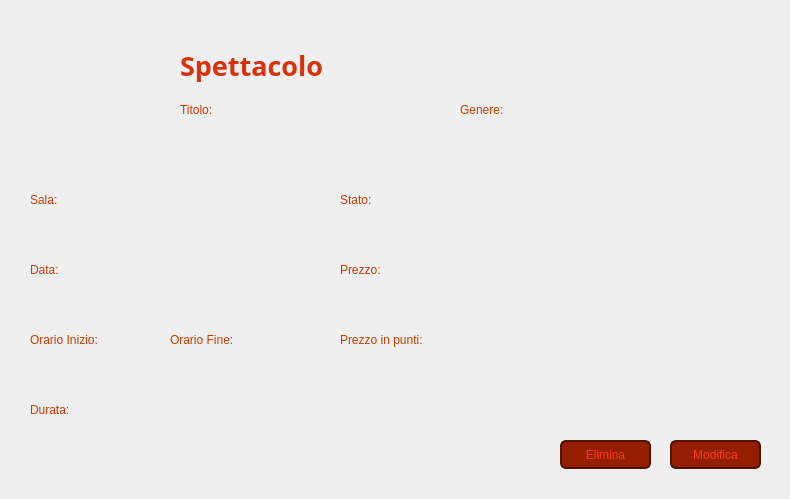
The window that Viste/VistaVisualizzaSpettacoloAmministratore.ui (GiacomoPrincipi/CineMax) describes before a commit, drawn with Qt 5.
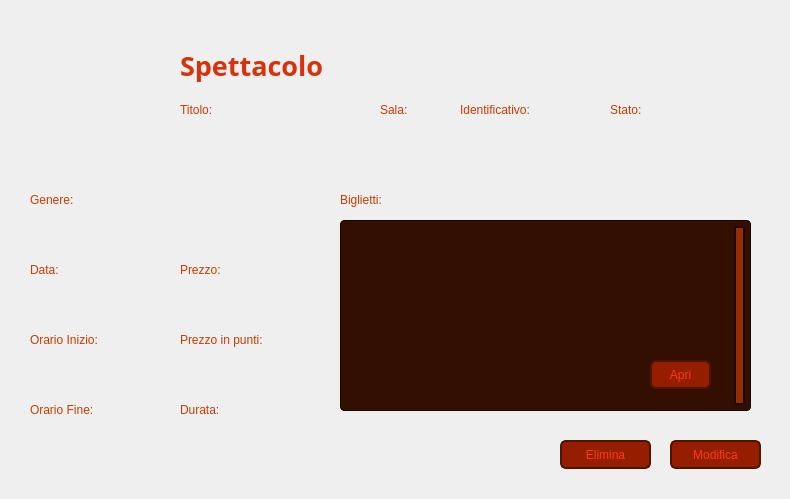
The same window after the commit. Icons and pictures are not drawn. Custom widgets are drawn as their Qt base class.

Diff of the .ui file:
```diff
--- a/Viste/VistaVisualizzaSpettacoloAmministratore.ui
+++ b/Viste/VistaVisualizzaSpettacoloAmministratore.ui
@@ -131,8 +131,8 @@
   <widget class="QLabel" name="labelGenere">
    <property name="geometry">
     <rect>
-     <x>460</x>
-     <y>100</y>
+     <x>30</x>
+     <y>190</y>
      <width>81</width>
      <height>20</height>
     </rect>
@@ -154,7 +154,7 @@
     <rect>
      <x>180</x>
      <y>130</y>
-     <width>261</width>
+     <width>181</width>
      <height>20</height>
     </rect>
    </property>
@@ -170,9 +170,9 @@
   <widget class="QLabel" name="labelGenereSpettacolo">
    <property name="geometry">
     <rect>
-     <x>460</x>
-     <y>130</y>
-     <width>131</width>
+     <x>30</x>
+     <y>220</y>
+     <width>291</width>
      <height>20</height>
     </rect>
    </property>
@@ -227,8 +227,8 @@
   <widget class="QLabel" name="labelSala">
    <property name="geometry">
     <rect>
-     <x>30</x>
-     <y>190</y>
+     <x>380</x>
+     <y>100</y>
      <width>41</width>
      <height>20</height>
     </rect>
@@ -248,8 +248,8 @@
   <widget class="QLabel" name="labelSalaSpettacolo">
    <property name="geometry">
     <rect>
-     <x>30</x>
-     <y>220</y>
+     <x>380</x>
+     <y>130</y>
      <width>41</width>
      <height>20</height>
     </rect>
@@ -324,8 +324,8 @@
   <widget class="QLabel" name="labelOrarioFine">
    <property name="geometry">
     <rect>
-     <x>170</x>
-     <y>330</y>
+     <x>30</x>
+     <y>400</y>
      <width>101</width>
      <height>20</height>
     </rect>
@@ -345,8 +345,8 @@
   <widget class="QLabel" name="labelOrarioFineSpettacolo">
    <property name="geometry">
     <rect>
-     <x>170</x>
-     <y>360</y>
+     <x>30</x>
+     <y>430</y>
      <width>111</width>
      <height>20</height>
     </rect>
@@ -360,11 +360,11 @@
     <string/>
    </property>
   </widget>
-  <widget class="QLabel" name="labelDurata">
+  <widget class="QLabel" name="labelId">
    <property name="geometry">
     <rect>
-     <x>30</x>
-     <y>400</y>
+     <x>460</x>
+     <y>100</y>
      <width>101</width>
      <height>20</height>
     </rect>
@@ -375,7 +375,7 @@
 }</string>
    </property>
    <property name="text">
-    <string>Durata:</string>
+    <string>Identificativo:</string>
    </property>
    <property name="alignment">
     <set>Qt::AlignmentFlag::AlignLeading|Qt::AlignmentFlag::AlignLeft|Qt::AlignmentFlag::AlignVCenter</set>
@@ -384,7 +384,7 @@
   <widget class="QLabel" name="labelDurataSpettacolo">
    <property name="geometry">
     <rect>
-     <x>30</x>
+     <x>180</x>
      <y>430</y>
      <width>91</width>
      <height>20</height>
@@ -431,8 +431,8 @@
   <widget class="QLabel" name="labelStato">
    <property name="geometry">
     <rect>
-     <x>340</x>
-     <y>190</y>
+     <x>610</x>
+     <y>100</y>
      <width>51</width>
      <height>20</height>
     </rect>
@@ -452,8 +452,8 @@
   <widget class="QLabel" name="labelStatoSpettacolo">
    <property name="geometry">
     <rect>
-     <x>340</x>
-     <y>220</y>
+     <x>610</x>
+     <y>130</y>
      <width>101</width>
      <height>20</height>
     </rect>
@@ -470,7 +470,7 @@
   <widget class="QLabel" name="labelPrezzo">
    <property name="geometry">
     <rect>
-     <x>340</x>
+     <x>180</x>
      <y>260</y>
      <width>61</width>
      <height>20</height>
@@ -491,7 +491,7 @@
   <widget class="QLabel" name="labelPrezzoPunti">
    <property name="geometry">
     <rect>
-     <x>340</x>
+     <x>180</x>
      <y>330</y>
      <width>111</width>
      <height>20</height>
@@ -512,7 +512,7 @@
   <widget class="QLabel" name="labelPrezzoSpettacolo">
    <property name="geometry">
     <rect>
-     <x>340</x>
+     <x>180</x>
      <y>290</y>
      <width>131</width>
      <height>20</height>
@@ -530,7 +530,7 @@
   <widget class="QLabel" name="labelPrezzoPuntiSpettacolo">
    <property name="geometry">
     <rect>
-     <x>340</x>
+     <x>180</x>
      <y>360</y>
      <width>131</width>
      <height>20</height>
@@ -574,6 +574,208 @@
     <string>Elimina</string>
    </property>
   </widget>
+  <widget class="QTableView" name="tableViewBiglietti">
+   <property name="geometry">
+    <rect>
+     <x>340</x>
+     <y>220</y>
+     <width>411</width>
+     <height>191</height>
+    </rect>
+   </property>
+   <property name="styleSheet">
+    <string notr="true">QTableView {
+    background-color: #320F00;
+    color: #962D00;
+    border: 1px solid #190700;
+    border-radius: 4px;
+	font-size: 11px;
+}
+
+QTableView:focus {
+    outline: none;
+}
+
+QHeaderView::section {
+    background-color: #5A1A00;
+    color: #C83C00;
+    border: 1px solid #3B0E00;
+	border-left: none;
+    border-right: none;
+	text-align: left;
+    padding: 3px;
+}
+
+QTableView::item {
+	border: 1px solid #190700;
+    border-left: none;
+    border-right: none;
+	border-bottom: none;
+}
+
+QTableView::item:selected {
+    background-color: #C83200;
+    color: #FF3C00;
+}
+
+QTableView QScrollBar:vertical {
+	background: #B43700;
+	border: 2px solid #190700;
+    border-radius: 4px;
+    width: 21px;
+    margin: 5px;
+}
+
+QTableView QScrollBar::handle:vertical {
+	background: #962D00;
+    min-height: 20px;
+    border-radius: 4px;
+}
+
+QTableView QScrollBar::handle:vertical:hover {
+    background: #C83200;
+}
+
+QTableView QScrollBar::add-line:vertical, QScrollBar::sub-line:vertical {
+	background: none;
+    border: none;
+}</string>
+   </property>
+   <property name="verticalScrollBarPolicy">
+    <enum>Qt::ScrollBarPolicy::ScrollBarAlwaysOn</enum>
+   </property>
+   <property name="horizontalScrollBarPolicy">
+    <enum>Qt::ScrollBarPolicy::ScrollBarAlwaysOff</enum>
+   </property>
+   <property name="sizeAdjustPolicy">
+    <enum>QAbstractScrollArea::SizeAdjustPolicy::AdjustToContents</enum>
+   </property>
+   <property name="tabKeyNavigation">
+    <bool>false</bool>
+   </property>
+   <property name="showDropIndicator" stdset="0">
+    <bool>false</bool>
+   </property>
+   <property name="dragDropOverwriteMode">
+    <bool>false</bool>
+   </property>
+   <property name="selectionMode">
+    <enum>QAbstractItemView::SelectionMode::SingleSelection</enum>
+   </property>
+   <property name="selectionBehavior">
+    <enum>QAbstractItemView::SelectionBehavior::SelectRows</enum>
+   </property>
+   <property name="showGrid">
+    <bool>false</bool>
+   </property>
+   <property name="cornerButtonEnabled">
+    <bool>false</bool>
+   </property>
+   <attribute name="horizontalHeaderHighlightSections">
+    <bool>false</bool>
+   </attribute>
+   <attribute name="verticalHeaderVisible">
+    <bool>false</bool>
+   </attribute>
+   <attribute name="verticalHeaderMinimumSectionSize">
+    <number>25</number>
+   </attribute>
+   <attribute name="verticalHeaderDefaultSectionSize">
+    <number>25</number>
+   </attribute>
+   <attribute name="verticalHeaderHighlightSections">
+    <bool>false</bool>
+   </attribute>
+  </widget>
+  <widget class="QLabel" name="labelBiglietti">
+   <property name="geometry">
+    <rect>
+     <x>340</x>
+     <y>190</y>
+     <width>61</width>
+     <height>20</height>
+    </rect>
+   </property>
+   <property name="styleSheet">
+    <string notr="true">QLabel {
+    color: #C83C00;
+}</string>
+   </property>
+   <property name="text">
+    <string>Biglietti:</string>
+   </property>
+   <property name="alignment">
+    <set>Qt::AlignmentFlag::AlignLeading|Qt::AlignmentFlag::AlignLeft|Qt::AlignmentFlag::AlignVCenter</set>
+   </property>
+  </widget>
+  <widget class="QPushButton" name="pushButtonApri">
+   <property name="geometry">
+    <rect>
+     <x>650</x>
+     <y>360</y>
+     <width>61</width>
+     <height>29</height>
+    </rect>
+   </property>
+   <property name="styleSheet">
+    <string notr="true">QPushButton {
+    background-color: #961E00;
+    color: #FF3C00;
+    border: 2px solid #501400;
+    border-radius: 6px;
+}
+
+QPushButton:focus {
+    outline: none;
+}
+
+QPushButton:hover {
+    background-color: #C83200;
+}</string>
+   </property>
+   <property name="text">
+    <string>Apri</string>
+   </property>
+  </widget>
+  <widget class="QLabel" name="labelDurata">
+   <property name="geometry">
+    <rect>
+     <x>180</x>
+     <y>400</y>
+     <width>101</width>
+     <height>20</height>
+    </rect>
+   </property>
+   <property name="styleSheet">
+    <string notr="true">QLabel {
+    color: #C83C00;
+}</string>
+   </property>
+   <property name="text">
+    <string>Durata:</string>
+   </property>
+   <property name="alignment">
+    <set>Qt::AlignmentFlag::AlignLeading|Qt::AlignmentFlag::AlignLeft|Qt::AlignmentFlag::AlignVCenter</set>
+   </property>
+  </widget>
+  <widget class="QLabel" name="labelIdSpettacolo">
+   <property name="geometry">
+    <rect>
+     <x>460</x>
+     <y>130</y>
+     <width>111</width>
+     <height>20</height>
+    </rect>
+   </property>
+   <property name="styleSheet">
+    <string notr="true">QLabel {
+    color: #962D00;
+}</string>
+   </property>
+   <property name="text">
+    <string/>
+   </property>
+  </widget>
  </widget>
  <customwidgets>
   <customwidget>
```
